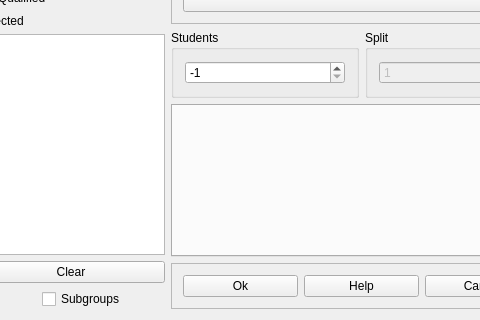
vonmecheln/fet, file fet/src/interface/modifyactivityform_template.ui: the form before one commit; both pictures show x 227 to 707 and y 299 to 619 of the 790 by 619 pixel window.
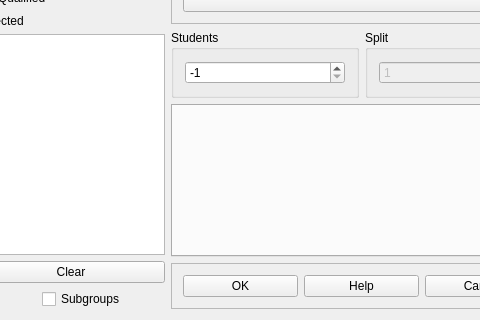
The form after the commit.

The edit to the form file:
```diff
--- a/fet/src/interface/modifyactivityform_template.ui
+++ b/fet/src/interface/modifyactivityform_template.ui
@@ -312,7 +312,7 @@
         <item>
          <widget class="QPushButton" name="okPushButton">
           <property name="text">
-           <string>Ok</string>
+           <string>OK</string>
           </property>
          </widget>
         </item>
```
